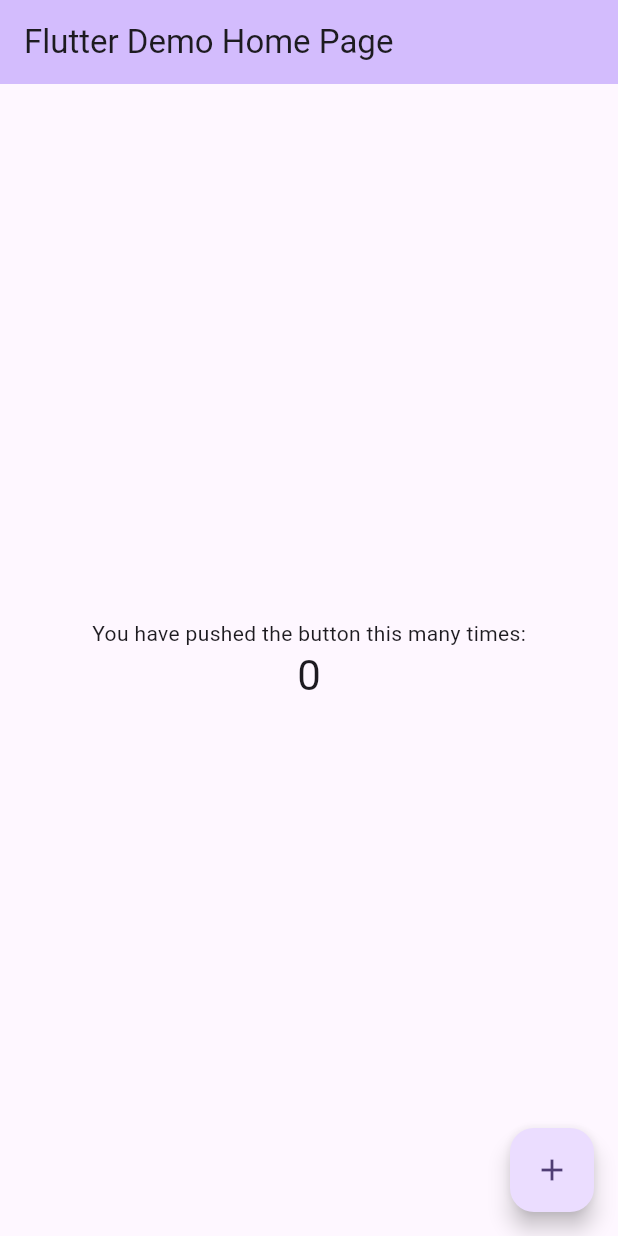
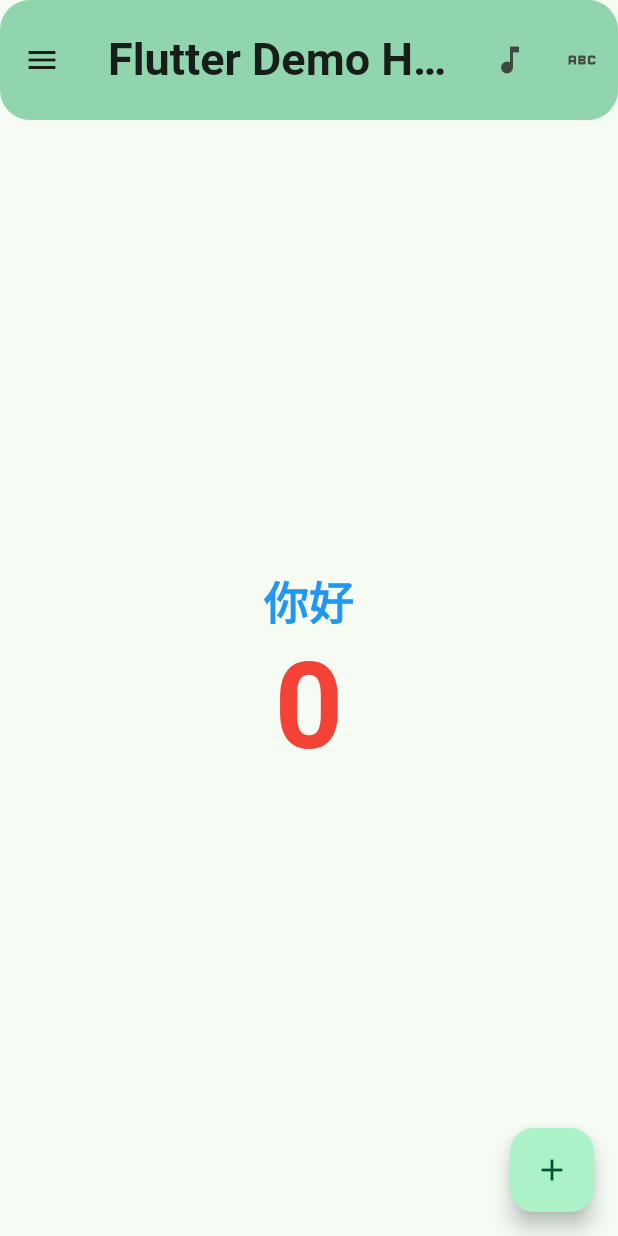
Before and after one commit to yjrqz777/flutter_application_test, a Flutter app: the screen it shows after launch, on a phone screen of 412 x 824 dp. Run offline on Flutter 3.47's test engine with Material 3 defaults, Android fonts, the phone set to English and light mode, and no system bars; Roboto replaces fonts that are missing (SimSun).

Commit message:
test theme

```diff
--- a/lib/main.dart
+++ b/lib/main.dart
@@ -1,42 +1,51 @@
 import 'package:flutter/material.dart';
+
+import 'theme.dart';
 
 void main() {
   runApp(const MyApp());
 }
 
-class MyApp extends StatelessWidget {
+class MyApp extends StatefulWidget {
   const MyApp({super.key});
 
-  // This widget is the root of your application.
+  @override
+  State<MyApp> createState() => _MyAppState();
+}
+
+class _MyAppState extends State<MyApp> {
+  // 当前主题模式（初始为跟随系统）
+  ThemeMode _themeMode = ThemeMode.system;
+
+  // 切换主题：三态循环（系统 -> 亮色 -> 暗色 -> 系统）
+  void _toggleThemeMode() {
+    setState(() {
+      _themeMode = switch (_themeMode) {
+        ThemeMode.system => ThemeMode.light,
+        ThemeMode.light => ThemeMode.dark,
+        ThemeMode.dark => ThemeMode.system,
+      };
+    });
+  }
+
   @override
   Widget build(BuildContext context) {
     return MaterialApp(
       title: 'Flutter Demo',
-      theme: ThemeData(
-        // This is the theme of your application.
-        //
-        // TRY THIS: Try running your application with "flutter run". You'll see
-        // the application has a purple toolbar. Then, without quitting the app,
-        // try changing the seedColor in the colorScheme below to Colors.green
-        // and then invoke "hot reload" (save your changes or press the "hot
-        // reload" button in a Flutter-supported IDE, or press "r" if you used
-        // the command line to start the app).
-        //
-        // Notice that the counter didn't reset back to zero; the application
-        // state is not lost during the reload. To reset the state, use hot
-        // restart instead.
-        //
-        // This works for code too, not just values: Most code changes can be
-        // tested with just a hot reload.
-        colorScheme: .fromSeed(seedColor: Colors.deepPurple),
+      theme: AppTheme.light,
+      darkTheme: AppTheme.dark,
+      themeMode: _themeMode,
+      home: MyHomePage(
+        title: 'Flutter Demo Home Page',
+        onToggleTheme: _toggleThemeMode,
       ),
-      home: const MyHomePage(title: 'Flutter Demo Home Page'),
+      debugShowCheckedModeBanner: false, // 是否显示右上角 DEBUG 横幅
     );
   }
 }
 
 class MyHomePage extends StatefulWidget {
-  const MyHomePage({super.key, required this.title});
+  const MyHomePage({super.key, required this.title, required this.onToggleTheme});
 
   // This widget is the home page of your application. It is stateful, meaning
   // that it has a State object (defined below) that contains fields that affect
@@ -48,6 +57,7 @@ class MyHomePage extends StatefulWidget {
   // always marked "final".
 
   final String title;
+  final VoidCallback onToggleTheme;
 
   @override
   State<MyHomePage> createState() => _MyHomePageState();
@@ -58,13 +68,15 @@ class _MyHomePageState extends State<MyHomePage> {
 
   void _incrementCounter() {
     setState(() {
-      // This call to setState tells the Flutter framework that something has
-      // changed in this State, which causes it to rerun the build method below
-      // so that the display can reflect the updated values. If we changed
-      // _counter without calling setState(), then the build method would not be
-      // called again, and so nothing would appear to happen.
       _counter++;
     });
+    debugPrint(_counter.toString());
+  }
+    void _cleanCounter() {
+    setState(() {
+      _counter = 0;
+    });
+    debugPrint(_counter.toString());
   }
 
   @override
@@ -77,10 +89,22 @@ class _MyHomePageState extends State<MyHomePage> {
     // than having to individually change instances of widgets.
     return Scaffold(
       appBar: AppBar(
-        // TRY THIS: Try changing the color here to a specific color (to
-        // Colors.amber, perhaps?) and trigger a hot reload to see the AppBar
-        // change color while the other colors stay the same.
         backgroundColor: Theme.of(context).colorScheme.inversePrimary,
+        // leadingWidth: 80,
+        leading: IconButton(
+        icon: const Icon(Icons.menu),
+        onPressed: () {},
+        ),
+        actions: [
+          IconButton(
+            icon: const Icon(Icons.music_note_sharp),
+            onPressed: () {},
+          ),
+          IconButton(
+            icon: const Icon(Icons.abc),
+            onPressed: _cleanCounter,
+          ),
+        ],
         // Here we take the value from the MyHomePage object that was created by
         // the App.build method, and use it to set our appbar title.
         title: Text(widget.title),
@@ -89,22 +113,12 @@ class _MyHomePageState extends State<MyHomePage> {
         // Center is a layout widget. It takes a single child and positions it
         // in the middle of the parent.
         child: Column(
-          // Column is also a layout widget. It takes a list of children and
-          // arranges them vertically. By default, it sizes itself to fit its
-          // children horizontally, and tries to be as tall as its parent.
-          //
-          // Column has various properties to control how it sizes itself and
-          // how it positions its children. Here we use mainAxisAlignment to
-          // center the children vertically; the main axis here is the vertical
-          // axis because Columns are vertical (the cross axis would be
-          // horizontal).
-          //
-          // TRY THIS: Invoke "debug painting" (choose the "Toggle Debug Paint"
-          // action in the IDE, or press "p" in the console), to see the
-          // wireframe for each widget.
           mainAxisAlignment: .center,
           children: [
-            const Text('You have pushed the button this many times:'),
+            Text(
+              '你好',
+              style: Theme.of(context).textTheme.titleLarge,
+            ),
             Text(
               '$_counter',
               style: Theme.of(context).textTheme.headlineMedium,
--- /dev/null
+++ b/lib/theme.dart
@@ -0,0 +1,47 @@
+import 'package:flutter/material.dart';
+
+// 全局主题：所有样式集中在这里管理，改一处全 App 生效。
+// 主题分为 亮色(light) 和 暗色(dark) 两套。
+class AppTheme {
+  AppTheme._();
+
+  /// 种子色：决定整个配色方案的基调（当前为绿色）。
+  static const Color _seedColor = Color.fromARGB(255, 33, 156, 105);
+
+  /// 亮色主题
+  static ThemeData get light => ThemeData(
+        colorScheme: ColorScheme.fromSeed(seedColor: _seedColor),
+        textTheme: _textTheme,
+        appBarTheme: const AppBarTheme(
+          toolbarHeight: 80, // 顶部栏高度
+          // 圆角造型（上下各 20）
+          shape: RoundedRectangleBorder(
+            borderRadius: BorderRadius.vertical(
+              top: Radius.circular(20),
+              bottom: Radius.circular(20),
+            ),
+          ),
+        ),
+      );
+
+  /// 暗色主题
+  static ThemeData get dark => ThemeData.dark();
+
+  /// 统一的文字样式表
+  static const TextTheme _textTheme = TextTheme(
+    // “你好” 用的大标题样式
+    titleLarge: TextStyle(
+      fontSize: 30,
+      fontWeight: FontWeight.bold,
+      color: Colors.blue,
+      fontFamily: 'SimSun',
+    ),
+    // 计数器数字用的大号标题样式
+    headlineMedium: TextStyle(
+      fontSize: 80,
+      fontWeight: FontWeight.bold,
+      color: Colors.red,
+      fontFamily: 'SimSun',
+    ),
+  );
+}
```
